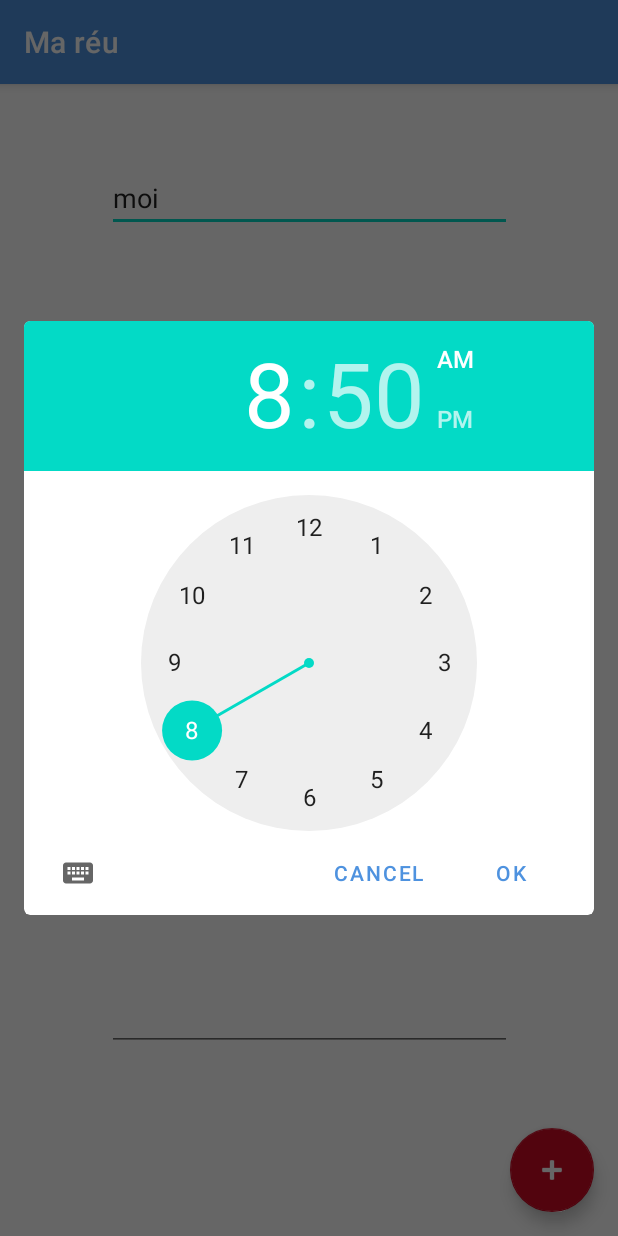
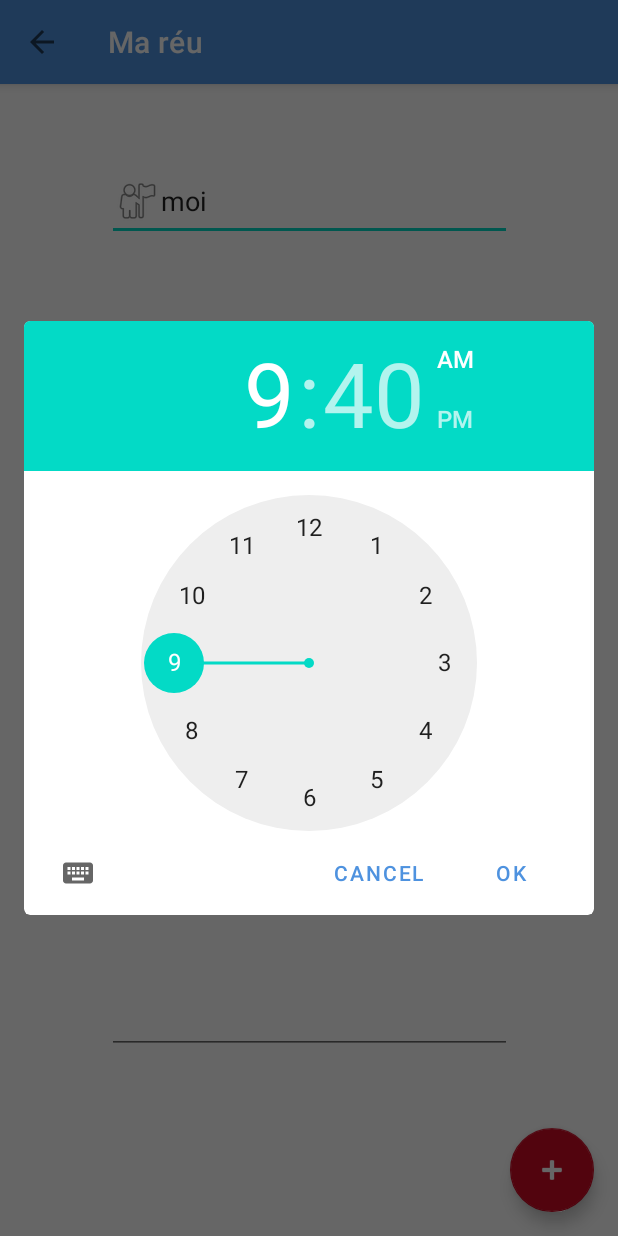
Before and after one commit to NinoDLC/Mareu, an Android app: the ShowMeetingActivity screen opened directly, with no data from a screen before it, after a tap on an icon or button, on a phone screen of 412 x 824 dp. Run offline under Robolectric (Android 15) with nearby library versions, the phone set to English and light mode, and no system bars; 1 statement that could not run was skipped.

Commit message:
working show_meeting

```diff
--- a/app/src/main/AndroidManifest.xml
+++ b/app/src/main/AndroidManifest.xml
@@ -3,7 +3,7 @@
     package="com.openclassrooms.mareu">
 
     <application
-        android:allowBackup="true"
+        android:allowBackup="false"
         android:icon="@mipmap/ic_launcher"
         android:label="@string/app_name"
         android:roundIcon="@mipmap/ic_launcher_round"
--- a/app/src/main/java/com/openclassrooms/mareu/ui/MainActivity.java
+++ b/app/src/main/java/com/openclassrooms/mareu/ui/MainActivity.java
@@ -24,7 +24,7 @@ public class MainActivity extends AppCompatActivity {
     private final MeetingsRecyclerViewAdapter.Listener mListener = new MeetingsRecyclerViewAdapter.Listener() {
         @Override
         public void itemClicked(int id) {
-            startActivity(ShowMeetingActivity.navigate(MainActivity.this, id));
+            MainActivity.this.startActivity(ShowMeetingActivity.navigate(MainActivity.this, id));
         }
 
         @Override
--- a/app/src/main/java/com/openclassrooms/mareu/ui/ShowMeetingActivity.java
+++ b/app/src/main/java/com/openclassrooms/mareu/ui/ShowMeetingActivity.java
@@ -16,6 +16,7 @@ import androidx.annotation.Nullable;
 import androidx.appcompat.app.ActionBar;
 import androidx.appcompat.app.AppCompatActivity;
 import androidx.appcompat.widget.Toolbar;
+import androidx.constraintlayout.widget.ConstraintLayout;
 import androidx.fragment.app.DialogFragment;
 import androidx.lifecycle.ViewModelProvider;
 
@@ -24,9 +25,7 @@ import com.google.android.material.chip.ChipGroup;
 import com.google.android.material.textfield.TextInputEditText;
 import com.openclassrooms.mareu.R;
 import com.openclassrooms.mareu.model.Meeting;
-
-import java.time.LocalDateTime;
-import java.time.format.DateTimeFormatter;
+import com.openclassrooms.mareu.model.MeetingRoom;
 
 public class ShowMeetingActivity extends AppCompatActivity {
 
@@ -41,9 +40,6 @@ public class ShowMeetingActivity extends AppCompatActivity {
     private TextInputEditText mRoom;
     private TextView mId;
 
-    public ShowMeetingActivity() {
-    }
-
     public static Intent navigate(Context context, int id) {
         Intent intent = new Intent(context, ShowMeetingActivity.class);
         intent.putExtra(MEETING_ID, id);
@@ -57,6 +53,7 @@ public class ShowMeetingActivity extends AppCompatActivity {
         ShowMeetingActivityViewModel showMeetingActivityViewModel = new ViewModelProvider(this).get(ShowMeetingActivityViewModel.class);
         int meetingId = getIntent().getIntExtra(MEETING_ID, 0);
         Meeting meeting = showMeetingActivityViewModel.getMeetingById(meetingId);
+        MeetingRoom meetingRoom = showMeetingActivityViewModel.getMeetingRooms().get(meeting.getMeetingRoomId());
 
         setContentView(R.layout.activity_show_meeting);
 
@@ -64,12 +61,12 @@ public class ShowMeetingActivity extends AppCompatActivity {
         setSupportActionBar(toolbar);
         ActionBar actionBar = getSupportActionBar();
         if (actionBar != null)
-            actionBar.setDisplayShowTitleEnabled(true);
+            actionBar.setDisplayHomeAsUpEnabled(true);
 
-        bindAndInitView(meeting);
+        bindAndInitView(meeting, meetingRoom);
     }
 
-    void bindAndInitView(@Nullable Meeting meeting){
+    void bindAndInitView(@Nullable Meeting meeting, MeetingRoom meetingRoom){
         mOwner = findViewById(R.id.show_meeting_owner);
         mSubject = findViewById(R.id.show_meeting_subject);
         mParticipantsGroup = findViewById(R.id.show_meeting_participants_group);
@@ -79,28 +76,40 @@ public class ShowMeetingActivity extends AppCompatActivity {
         mRoom = findViewById(R.id.show_meeting_room);
         mId = findViewById(R.id.show_meeting_id);
 
+        int startHour, startMinute, endHour, endMinute;
+
         if (meeting == null) {
             mOwner.setText("moi");
             mOwner.setActivated(false);
+            startHour = 8; // todo replace with now()
+            startMinute = 50;
+            endHour = 9;
+            endMinute = 40;
         }else{
-            mId.setText(meeting.getId());
+            mId.setText(String.valueOf(meeting.getId()));
             mOwner.setText(meeting.getOwner());
             mSubject.setText(meeting.getSubject());
             for (String participant:meeting.getParticipants()){
-                //Chip chip = new Chip(mParticipantsGroup);
-                Log.e("Arnaud", "bindAndInitView");
+                Chip chip = new Chip(this);
+                chip.setText(participant);
+                mParticipantsGroup.addView(chip,mParticipantsGroup.getChildCount());
             }
             mStart.setText(utils.niceTimeFormat(meeting.getStart()));
             mEnd.setText(utils.niceTimeFormat(meeting.getStop()));
+            mRoom.setText(meetingRoom.getName());
+            startHour = meeting.getStart().getHour();
+            startMinute = meeting.getStart().getMinute();
+            endHour = meeting.getStop().getHour();
+            endMinute = meeting.getStop().getMinute();
         }
-        bindButton(mStart, true);
-        bindButton(mEnd, false);
 
+        bindButton(mStart, startHour, startMinute);
+        bindButton(mEnd, endHour, endMinute);
     }
 
-    void bindButton(Button button, boolean isStart) {
+    void bindButton(Button button, int hour, int minute) {
         button.setOnClickListener(view -> {
-            DialogFragment newFragment = new TimePickerFragment(button);
+            DialogFragment newFragment = new TimePickerFragment(button, hour, minute);
             newFragment.show(getSupportFragmentManager(), "timePicker");
         });
     }
@@ -108,18 +117,19 @@ public class ShowMeetingActivity extends AppCompatActivity {
     public static class TimePickerFragment extends DialogFragment implements TimePickerDialog.OnTimeSetListener {
 
         private final Button mButton;
+        private final int mInitialHour;
+        private final int mInitialMinute;
 
-        public TimePickerFragment(Button button) {
+        public TimePickerFragment(Button button, int initialHour, int initialMinute) {
             mButton = button;
+            mInitialHour = initialHour;
+            mInitialMinute = initialMinute;
         }
 
         @NonNull
         @Override
         public Dialog onCreateDialog(Bundle savedInstanceState) {
-            int hour = 8;
-            int minute = 50;
-
-            return new TimePickerDialog(getActivity(), this, hour, minute,
+            return new TimePickerDialog(getActivity(), this, mInitialHour, mInitialMinute,
                     DateFormat.is24HourFormat(getActivity()));
         }
 
--- a/app/src/main/java/com/openclassrooms/mareu/ui/ShowMeetingActivityViewModel.java
+++ b/app/src/main/java/com/openclassrooms/mareu/ui/ShowMeetingActivityViewModel.java
@@ -4,15 +4,24 @@ import androidx.lifecycle.ViewModel;
 
 import com.openclassrooms.mareu.di.DependencyInjection;
 import com.openclassrooms.mareu.model.Meeting;
+import com.openclassrooms.mareu.model.MeetingRoom;
 import com.openclassrooms.mareu.repository.MeetingsRepository;
+
+import java.util.HashMap;
 
 public class ShowMeetingActivityViewModel extends ViewModel {
 
     private final MeetingsRepository mRepository = DependencyInjection.getMeetingsRepository();
 
+    private final HashMap<Integer, MeetingRoom> mMeetingRooms = mRepository.getMeetingRooms();
+
     public Meeting getMeetingById(int id){
         return mRepository.getMeetingById(id);
     }
 
+    public HashMap<Integer, MeetingRoom> getMeetingRooms(){
+        return mMeetingRooms;
+    }
+
 
 }
--- a/app/src/main/res/layout/activity_show_meeting.xml
+++ b/app/src/main/res/layout/activity_show_meeting.xml
@@ -2,6 +2,7 @@
 <androidx.constraintlayout.widget.ConstraintLayout xmlns:android="http://schemas.android.com/apk/res/android"
     xmlns:app="http://schemas.android.com/apk/res-auto"
     xmlns:tools="http://schemas.android.com/tools"
+    android:id="@+id/show_meeting_root"
     android:layout_width="match_parent"
     android:layout_height="match_parent"
     android:theme="@style/show_meeting">
@@ -25,6 +26,7 @@
 
     <com.google.android.material.textfield.TextInputEditText
         android:id="@+id/show_meeting_owner"
+        android:drawableStart="@android:drawable/ic_menu_myplaces"
         android:layout_width="@dimen/show_meeting_text_width"
         android:layout_height="wrap_content"
         android:layout_marginTop="?attr/actionBarSize"
@@ -48,25 +50,21 @@
         android:id="@+id/show_meeting_participants_group"
         android:layout_width="@dimen/show_meeting_text_width"
         android:layout_height="wrap_content"
+        app:layout_constraintEnd_toEndOf="parent"
+        app:layout_constraintStart_toStartOf="parent"
+        app:layout_constraintTop_toBottomOf="@id/show_meeting_subject"
+        app:layout_constraintBottom_toTopOf="@id/show_meeting_participants_field"/>
+
+    <com.google.android.material.textfield.TextInputEditText
+        android:id="@+id/show_meeting_participants_field"
+        android:layout_width="@dimen/show_meeting_text_width"
+        android:layout_height="wrap_content"
         app:layout_constraintBottom_toTopOf="@id/show_meeting_start"
         app:layout_constraintEnd_toEndOf="parent"
         app:layout_constraintStart_toStartOf="parent"
-        app:layout_constraintTop_toBottomOf="@id/show_meeting_subject">
+        app:layout_constraintTop_toBottomOf="@id/show_meeting_participants_group"
+        tools:text="@tools:sample/full_names" />
 
-        <com.google.android.material.chip.Chip
-            android:id="@+id/show_meeting_participants_chip"
-            style="@style/Widget.MaterialComponents.Chip.Entry"
-            android:layout_width="wrap_content"
-            android:layout_height="wrap_content"
-            app:chipIcon="@drawable/ic_launcher_foreground"
-            tools:text="@tools:sample/first_names" />
-
-        <com.google.android.material.textfield.TextInputEditText
-            android:id="@+id/show_meeting_participants_field"
-            android:layout_width="@dimen/show_meeting_text_width"
-            android:layout_height="wrap_content"
-            tools:text="@tools:sample/full_names" />
-    </com.google.android.material.chip.ChipGroup>
 
     <Button
         android:id="@+id/show_meeting_start"
@@ -75,7 +73,7 @@
         app:layout_constraintBottom_toTopOf="@id/show_meeting_end"
         app:layout_constraintEnd_toEndOf="parent"
         app:layout_constraintStart_toStartOf="parent"
-        app:layout_constraintTop_toBottomOf="@id/show_meeting_participants_group" />
+        app:layout_constraintTop_toBottomOf="@id/show_meeting_participants_field" />
 
 
     <Button
@@ -100,7 +98,7 @@
 
     <androidx.appcompat.widget.AppCompatTextView
         android:id="@+id/show_meeting_id"
-        android:layout_width="wrap_content"
+        android:layout_width="@dimen/show_meeting_text_width"
         android:layout_height="wrap_content"
         android:layout_margin="@dimen/spacing"
         app:layout_constraintBottom_toBottomOf="parent"
--- a/app/src/main/res/values/themes.xml
+++ b/app/src/main/res/values/themes.xml
@@ -16,6 +16,12 @@
 
     <style name="show_meeting" parent="Theme.Mareu">
         <item name="android:textSize">18sp</item>
+        <item name="chipStyle">@style/chip</item>
+    </style>
+
+    <style name="chip" parent="Theme.Mareu">
+        <item name="android:textSize">13sp</item>
+        <item name="android:textColor">@color/red</item>
     </style>
 
 </resources>
```
